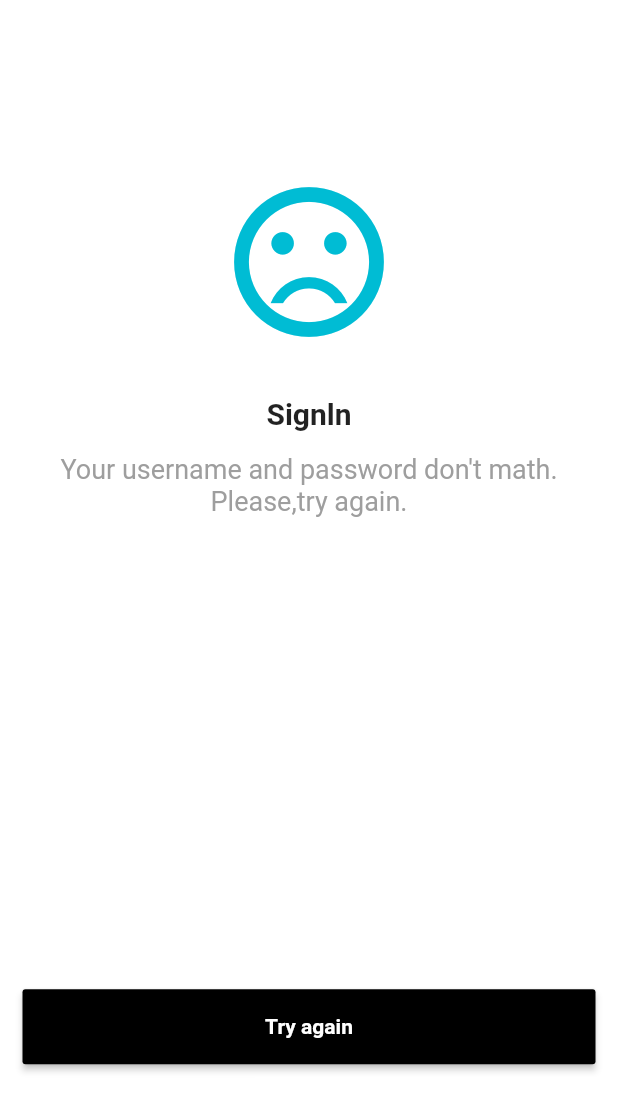
After one commit to QuockhanhCKC/doan_ltdd19, a Flutter app: the loginfailPage screen opened directly, on a phone screen of 412 x 824 dp. The commit adds this screen. Shown: the top 1111 px of the screen. Run offline on Flutter 3.47's test engine with Material 2 defaults, Android fonts, the phone set to English and light mode, and no system bars; our stand-ins replace flutter_spinkit.

Commit message:
loginfail

```diff
--- /dev/null
+++ b/loin_xuymanhinhcho/lib/loginFail.dart
@@ -0,0 +1,88 @@
+import 'package:flutter/material.dart';
+import 'isloading.dart';
+
+class loginfailPage extends StatefulWidget {
+  const loginfailPage({Key? key}) : super(key: key);
+
+  @override
+  State<loginfailPage> createState() => _loginfailPageState();
+}
+
+class _loginfailPageState extends State<loginfailPage> {
+  final email = TextEditingController();
+  final password = TextEditingController();
+  bool kiemtraLogin() {
+    if (email.text == password.text) {
+      return true;
+    }
+    return false;
+  }
+
+  @override
+  Widget build(BuildContext context) {
+    return Scaffold(
+      backgroundColor: Colors.white,
+      body: Container(
+        width: MediaQuery.of(context).size.width,
+        height: MediaQuery.of(context).size.height,
+        child: Column(
+          mainAxisAlignment: MainAxisAlignment.center,
+          children: [
+            Container(
+              padding: EdgeInsets.all(15),
+              decoration: BoxDecoration(
+                shape: BoxShape.circle,
+                color: Colors.white,
+              ),
+              child: Icon(
+                Icons.sentiment_very_dissatisfied,
+                color: Colors.cyan,
+                size: 120,
+              ),
+            ),
+            Padding(
+              padding: EdgeInsets.only(top: 15),
+              child: Text(
+                'Signln',
+                style: TextStyle(
+                    fontSize: 20,
+                    //color: Colors.white,
+                    fontWeight: FontWeight.bold),
+              ),
+            ),
+            Padding(
+              padding: EdgeInsets.all(15),
+              child: Text(
+                'Your username and password don\'t math.\nPlease,try again.',
+                textAlign: TextAlign.center,
+                style: TextStyle(
+                  fontSize: 18,
+                  color: Colors.grey,
+                  //fontWeight: FontWeight.bold
+                ),
+              ),
+            ),
+            Padding(
+              padding: EdgeInsets.fromLTRB(15, 300, 15, 15),
+              child: MaterialButton(
+                minWidth: MediaQuery.of(context).size.width,
+                height: 50,
+                child: Text(
+                  'Try again',
+                  style: TextStyle(
+                      color: Colors.white, fontWeight: FontWeight.bold),
+                ),
+                color: Colors.black,
+                onPressed: () {
+                  Navigator.pop(
+                    context,
+                  );
+                },
+              ),
+            ),
+          ],
+        ),
+      ),
+    );
+  }
+}
--- a/loin_xuymanhinhcho/lib/main.dart
+++ b/loin_xuymanhinhcho/lib/main.dart
@@ -1,5 +1,7 @@
 import 'package:flutter/material.dart';
 import 'isloading.dart';
+import 'loginFail.dart';
+import 'package:flutter_spinkit/flutter_spinkit.dart';
 
 void main() {
   runApp(const MyApp());
@@ -24,9 +26,11 @@ class loginPage extends StatefulWidget {
   State<loginPage> createState() => _loginPageState();
 }
 
-class _loginPageState extends State<loginPage> {
+class _loginPageState extends State<loginPage>
+    with SingleTickerProviderStateMixin {
   final email = TextEditingController();
   final password = TextEditingController();
+  final bool isloading = false;
   bool kiemtraLogin() {
     if (email.text == password.text) {
       return true;
@@ -74,6 +78,7 @@ class _loginPageState extends State<loginPage> {
                 style: TextStyle(fontSize: 18, fontWeight: FontWeight.bold),
               ),
             ),
+
             Padding(
               padding: EdgeInsets.all(15),
               child: Container(
@@ -119,13 +124,11 @@ class _loginPageState extends State<loginPage> {
                           MaterialPageRoute(
                               builder: (context) => isloadingPage()),
                         )
-                      : showDialog(
-                          context: context,
-                          builder: (BuildContext context) {
-                            return AlertDialog(
-                              content: Text('nhap thong tin sai'),
-                            );
-                          });
+                      : Navigator.push(
+                          context,
+                          MaterialPageRoute(
+                              builder: (context) => loginfailPage()),
+                        );
                 },
               ),
             ),
```
